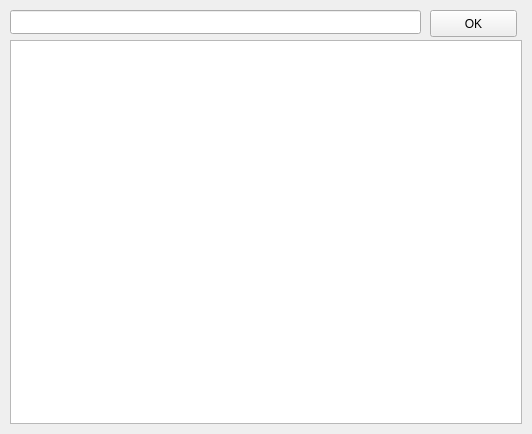
abduelhamit/Crea-Mod-Manager, file ui/main.ui: the form before one commit.
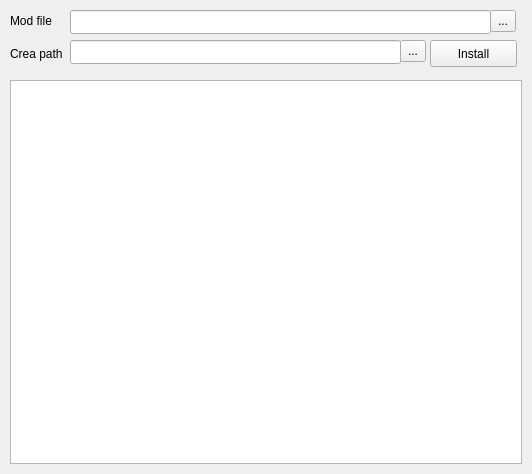
The form after the commit.

Commit message: Improve UI to allow new features

What changed in the file:
```diff
--- a/ui/main.ui
+++ b/ui/main.ui
@@ -7,7 +7,7 @@
     <x>0</x>
     <y>0</y>
     <width>532</width>
-    <height>434</height>
+    <height>474</height>
    </rect>
   </property>
   <property name="windowTitle">
@@ -18,21 +18,21 @@
     <property name="geometry">
      <rect>
       <x>430</x>
-      <y>10</y>
+      <y>40</y>
       <width>87</width>
       <height>27</height>
      </rect>
     </property>
     <property name="text">
-     <string>OK</string>
+     <string>Install</string>
     </property>
    </widget>
    <widget class="QLineEdit" name="lineEdit">
     <property name="geometry">
      <rect>
-      <x>10</x>
+      <x>70</x>
       <y>10</y>
-      <width>411</width>
+      <width>421</width>
       <height>24</height>
      </rect>
     </property>
@@ -41,12 +41,74 @@
     <property name="geometry">
      <rect>
       <x>10</x>
-      <y>40</y>
+      <y>80</y>
       <width>512</width>
       <height>384</height>
      </rect>
     </property>
    </widget>
+   <widget class="QToolButton" name="modFileButton">
+    <property name="geometry">
+     <rect>
+      <x>490</x>
+      <y>10</y>
+      <width>26</width>
+      <height>22</height>
+     </rect>
+    </property>
+    <property name="text">
+     <string>...</string>
+    </property>
+   </widget>
+   <widget class="QLabel" name="label">
+    <property name="geometry">
+     <rect>
+      <x>10</x>
+      <y>11</y>
+      <width>51</width>
+      <height>20</height>
+     </rect>
+    </property>
+    <property name="text">
+     <string>Mod file</string>
+    </property>
+   </widget>
+   <widget class="QLabel" name="label_2">
+    <property name="geometry">
+     <rect>
+      <x>10</x>
+      <y>43</y>
+      <width>58</width>
+      <height>21</height>
+     </rect>
+    </property>
+    <property name="text">
+     <string>Crea path</string>
+    </property>
+   </widget>
+   <widget class="QLineEdit" name="creaPath">
+    <property name="geometry">
+     <rect>
+      <x>70</x>
+      <y>40</y>
+      <width>331</width>
+      <height>24</height>
+     </rect>
+    </property>
+   </widget>
+   <widget class="QToolButton" name="creaPathButton">
+    <property name="geometry">
+     <rect>
+      <x>400</x>
+      <y>40</y>
+      <width>26</width>
+      <height>22</height>
+     </rect>
+    </property>
+    <property name="text">
+     <string>...</string>
+    </property>
+   </widget>
   </widget>
  </widget>
  <resources/>
```
Left out of the diff: 8 changed lines with no effect on the pictures. The commit also changes 2 other files.
